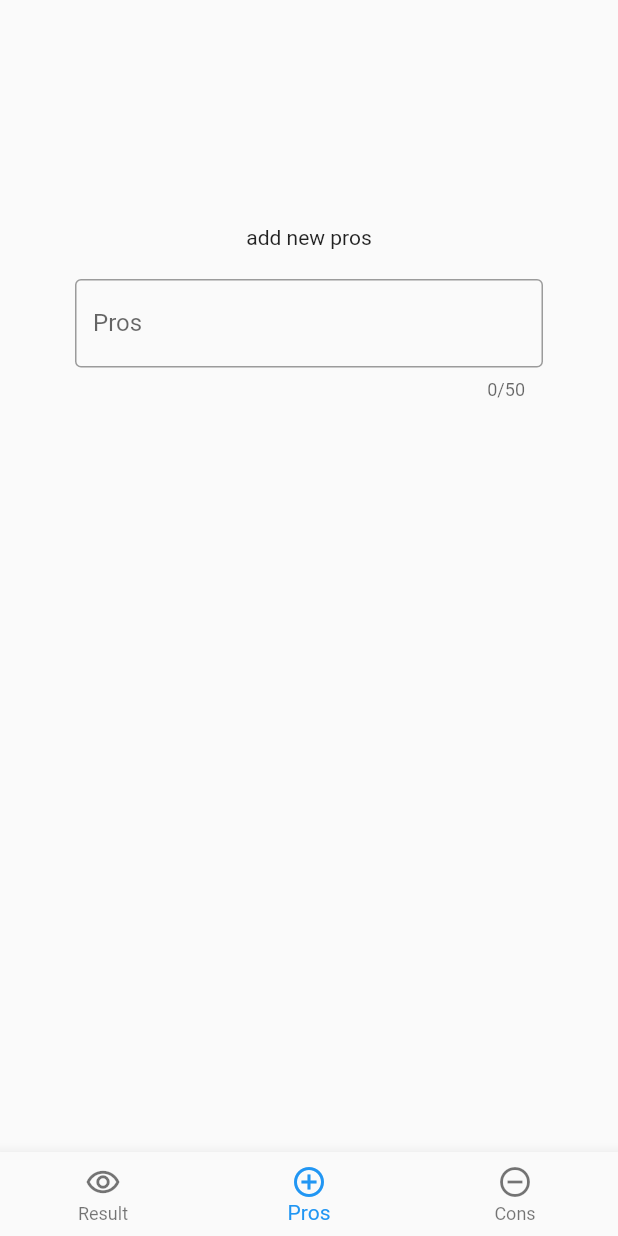
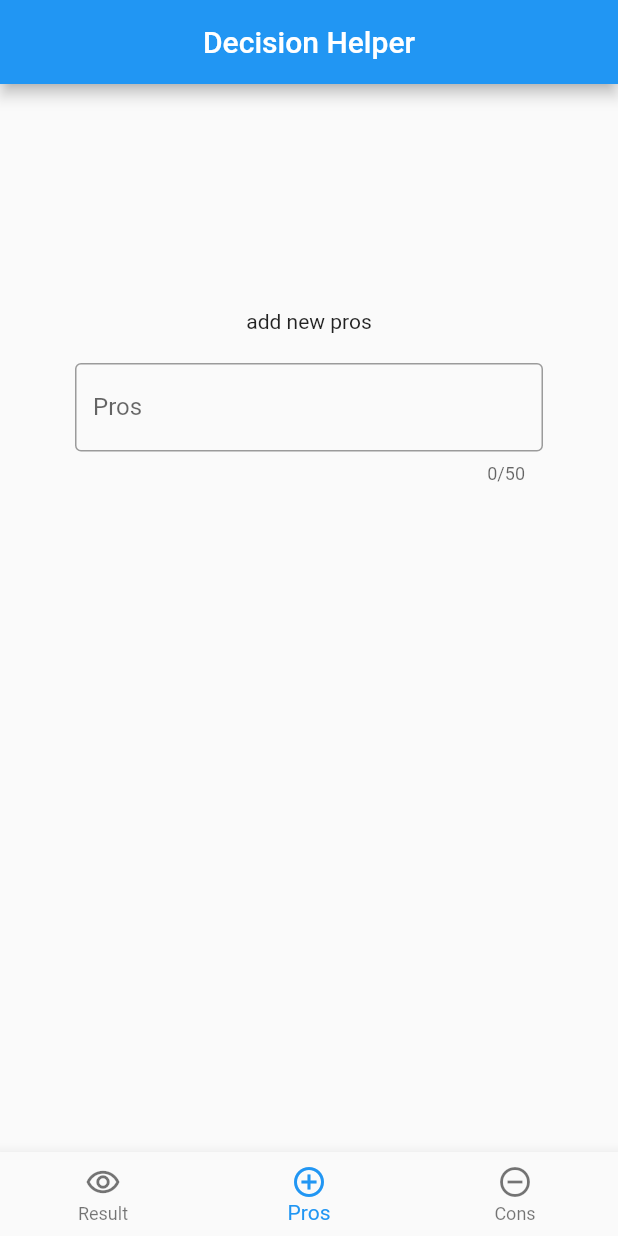
Before and after one commit to kaamosdao/decision_helper, a Flutter app: the ResultScreen screen opened by its route, swiped to page 2, on a phone screen of 412 x 824 dp. Run offline on Flutter 3.47's test engine with Material 2 defaults, Android fonts, the phone set to English and light mode, and no system bars; our stand-ins replace bloc, equatable, flutter_bloc.

Commit message:
update bottom bar

```diff
--- a/lib/UI/screens/result_screen.dart
+++ b/lib/UI/screens/result_screen.dart
@@ -29,6 +29,11 @@ class _ResultScreenState extends State<ResultScreen> {
   @override
   Widget build(BuildContext context) {
     return Scaffold(
+      appBar: AppBar(
+        title: const Text('Decision Helper'),
+        centerTitle: true,
+        automaticallyImplyLeading: false,
+      ),
       body: BodyPageView(
         onPageChanged: onPageChanged,
         pageController: _pageController,
--- a/lib/UI/widgets/bottom_bar.dart
+++ b/lib/UI/widgets/bottom_bar.dart
@@ -14,6 +14,11 @@ class BottomBar extends StatelessWidget {
     return BottomNavigationBar(
       currentIndex: selectedIndex,
       onTap: onTap,
+      backgroundColor: Colors.blue,
+      iconSize: 30,
+      selectedItemColor: Colors.white,
+      unselectedItemColor: Colors.blue.shade200,
+      selectedIconTheme: const IconThemeData(size: 35),
       items: const [
         BottomNavigationBarItem(
           icon: Icon(Icons.remove_red_eye_outlined),
```
Lines whose indentation alone changed are shown as unchanged.
